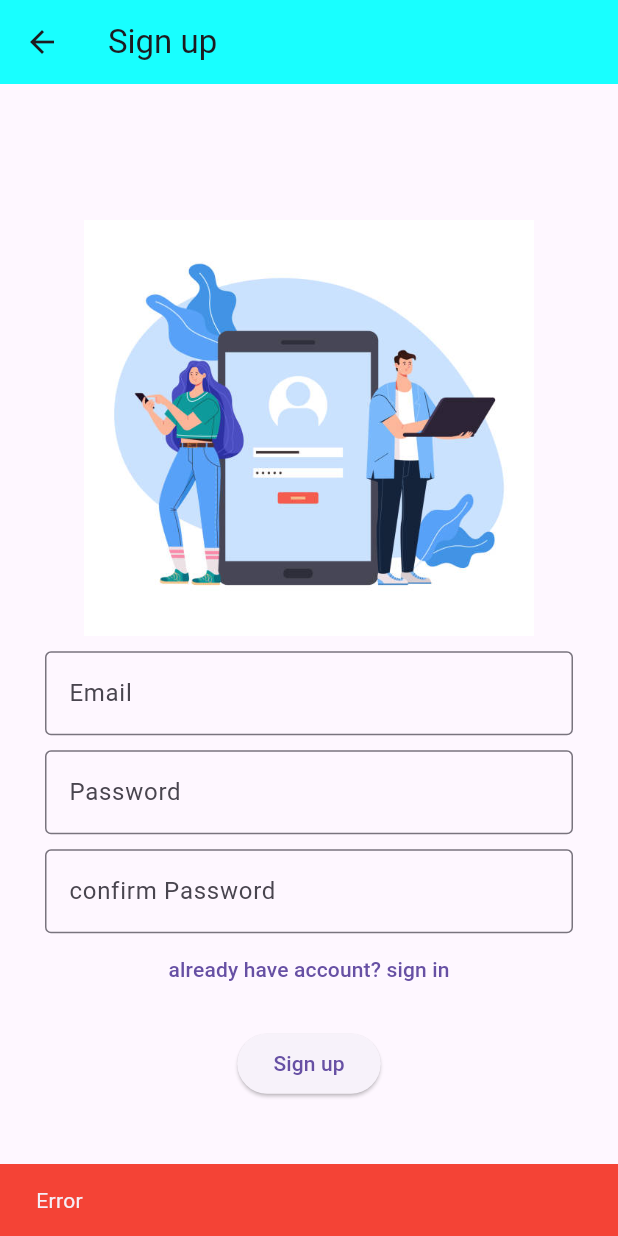
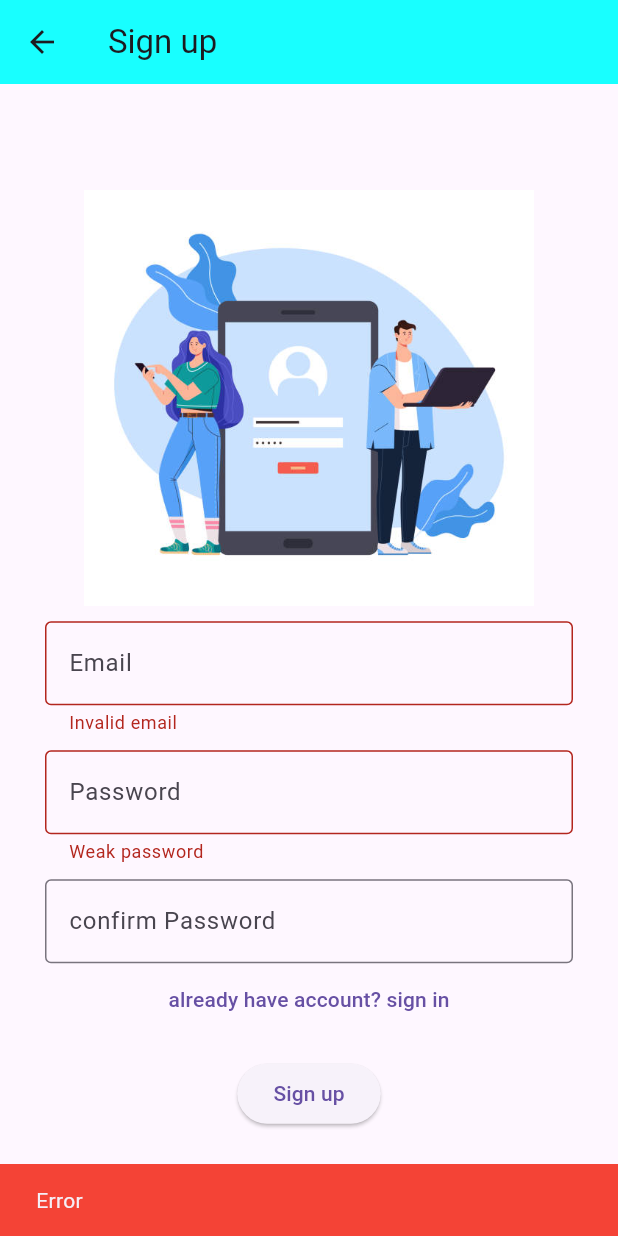
Before and after one commit to AhmedFathyAlex/flutter_s2, a Flutter app: the Signup screen opened by its route, after a tap on "Sign up", on a phone screen of 412 x 824 dp. Run offline on Flutter 3.47's test engine with Material 3 defaults, Android fonts, the phone set to English and light mode, and no system bars.

```diff
--- /dev/null
+++ b/lib/bmi/app_colors.dart
@@ -0,0 +1,6 @@
+import 'package:flutter/material.dart';
+
+class AppColors{
+  static const Color scaffoldBackgroundColor = Color(0xff1c2135);
+  static const Color appBarBackgroundColor = Color(0xff124263b);
+}
--- a/lib/screens/signup.dart
+++ b/lib/screens/signup.dart
@@ -1,6 +1,4 @@
 import 'package:flutter/material.dart';
-import 'package:flutter_s2/screens/home.dart';
-import 'package:flutter_s2/screens/signin.dart';
 import 'package:flutter_s2/widgets/custom_text_field.dart';
 
 class Signup extends StatelessWidget {
@@ -8,40 +6,59 @@ class Signup extends StatelessWidget {
   var emailC = TextEditingController();
   var passwordC = TextEditingController();
   var confirmPasswordC = TextEditingController();
-
+  final _formKey = GlobalKey<FormState>();
   @override
   Widget build(BuildContext context) {
     return Scaffold(
       appBar: AppBar(title: Text('Sign up')),
       body: Center(
         child: SingleChildScrollView(
+          child: Form(
+            key: _formKey,
             child: Column(
               children: [
                 Image.asset(
                   'assets/signup.jpg',
                   width: 300,
                 ),
-              CustomTextField(hint: 'Email', controller: emailC),
+                CustomTextField(hint: 'Email',
+                controller: emailC,
+                 onValidate: (email) {
+                    if (email!.contains('@') && email.contains('.')) {
+                      return null;
+                    }
+                    return 'Invalid email';
+                  },
+                ),
                 CustomTextField(
                   hint: 'Password',
                   isPassword: true,
                   controller: passwordC,
+                   onValidate: (password) {
+                    if(password!.length >= 8){
+                      return null;
+                    }
+                    return 'Weak password';
+                  },
                 ),
                 CustomTextField(
                   hint: 'confirm Password',
                   isPassword: true,
                   controller: confirmPasswordC,
+                  onValidate: (confirmPassword) {
+                    if(confirmPassword == passwordC.text){
+                      return null;
+                    }
+                    return 'Password must be matched';
+                  },
                 ),
                  TextButton(onPressed: (){
-                // Navigator.pushReplacement(context, MaterialPageRoute(builder: (context) => Signin()));
                   Navigator.pushReplacementNamed(context, '/');
                 }, child: Text('already have account? sign in')),
                 SizedBox(height: 15),
                 ElevatedButton(
                   onPressed: () {
-                  if (emailC.text.contains('@') &&
-                      emailC.text.contains('.') &&
-                      passwordC.text.length >= 8) {
+                    if(_formKey.currentState!.validate()){
                        ScaffoldMessenger.of(context).showSnackBar(
                         SnackBar(
                           content: Text('Signup Successfully'),
@@ -49,15 +66,6 @@ class Signup extends StatelessWidget {
                           backgroundColor: Colors.green,
                         ),
                       );
-                    emailC.clear();
-                    passwordC.clear();
-                    // Navigator.push(
-                    //   context,
-                    //   MaterialPageRoute(
-                    //     builder: (context)=> Home()
-                    //   ),
-                    // );
-                    Navigator.pushNamed(context, '/');
                     } else {
                       ScaffoldMessenger.of(context).showSnackBar(
                         SnackBar(
@@ -74,6 +82,7 @@ class Signup extends StatelessWidget {
             ),
           ),
         ),
+      ),
     );
   }
 }
--- a/lib/widgets/custom_text_field.dart
+++ b/lib/widgets/custom_text_field.dart
@@ -1,17 +1,26 @@
 import 'package:flutter/material.dart';
 
 class CustomTextField extends StatelessWidget {
-  const CustomTextField({super.key, required this.hint , this.isPassword = false, this.controller});
+  const CustomTextField({
+    super.key,
+    required this.hint,
+    this.isPassword = false,
+    this.controller,
+    this.onValidate
+  });
+
   final String hint;
   final bool isPassword;
-  final  TextEditingController? controller;
+  final TextEditingController? controller;
+  final String? Function(String?)? onValidate;
   @override
   Widget build(BuildContext context) {
     return Padding(
       padding: const EdgeInsets.only(left: 30, right: 30, top: 10),
-      child: TextField(
+      child: TextFormField(
         controller: controller,
         obscureText: isPassword,
+        validator: onValidate,
         decoration: InputDecoration(
           hintText: hint,
           border: OutlineInputBorder(),
```
Also changed, not shown: lib/bmi/screens/bmi.dart (added, +24 -0 lines), lib/bmi/screens/result.dart (added, +19 -0 lines), lib/bmi/widgets/custom_app_bar.dart (added, +24 -0 lines), lib/main.dart (+10 -2 lines), lib/screens/counter.dart (added, +47 -0 lines), lib/screens/flag.dart (added, +21 -0 lines), lib/screens/home.dart (+0 -13 lines), lib/screens/signin.dart (+26 -19 lines). Lines whose indentation alone changed are shown as unchanged.
